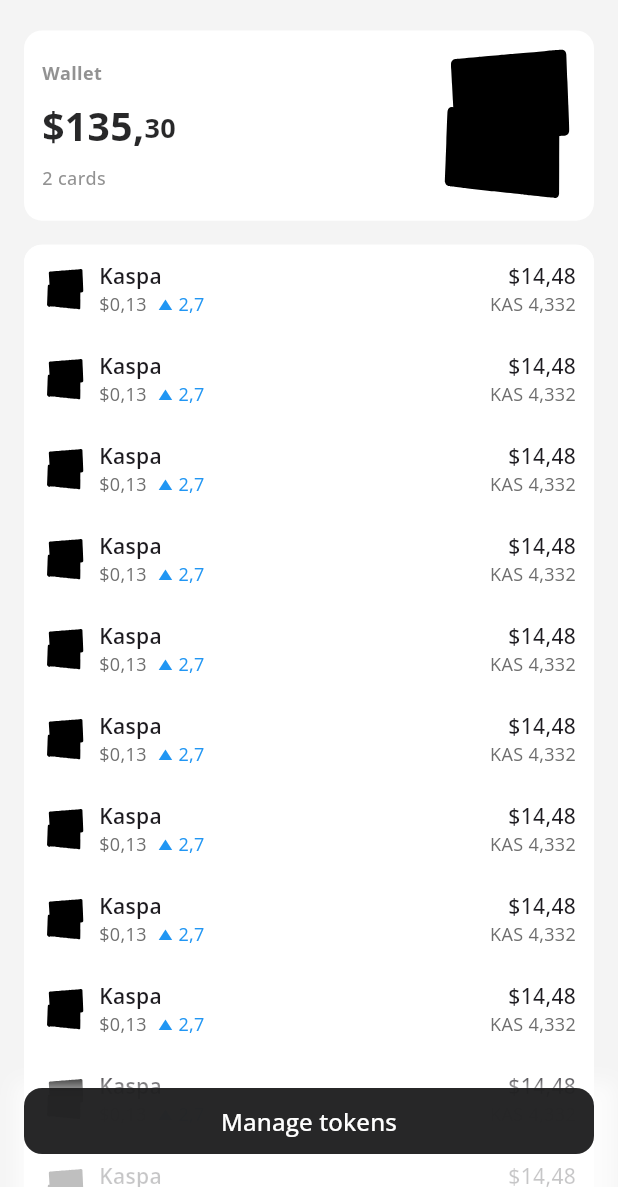
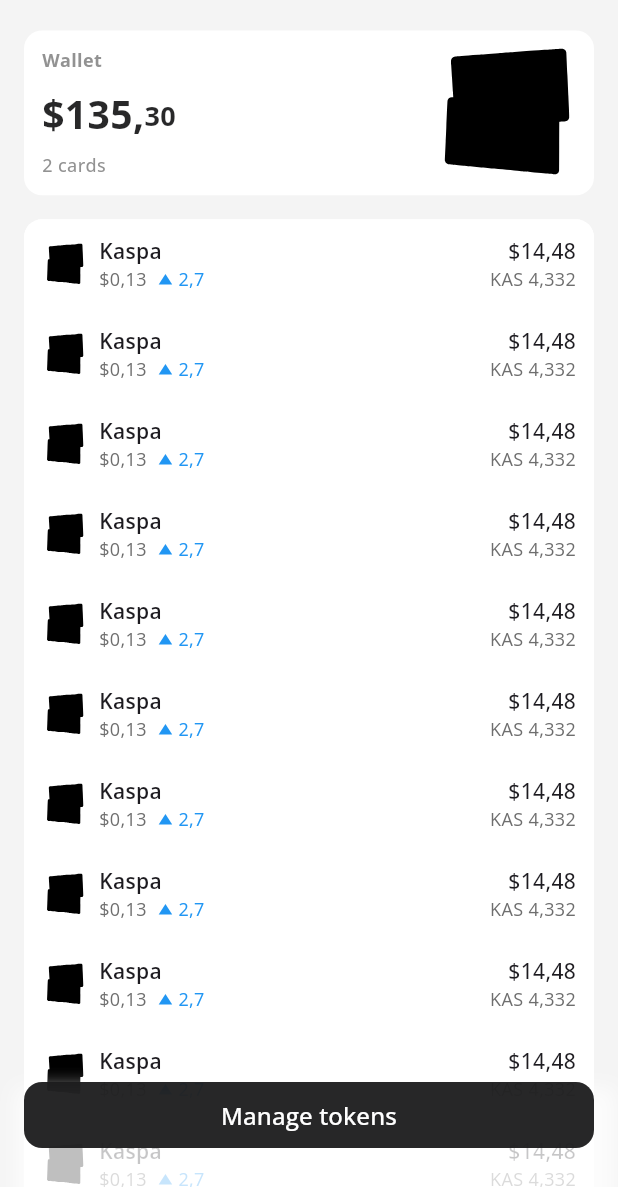
Before and after one commit to alperefesahin/tangen_flutter, a Flutter app: the screen it shows after launch, after a tap on "Log in with Face ID", on a phone screen of 412 x 824 dp, the part 49-1236 px from its top. Run offline on Flutter 3.47's test engine with Material 3 defaults, Android fonts, the phone set to English and light mode, and no system bars; our stand-ins replace flutter_riverpod, flutter_svg, get_it, go_router, google_fonts, lucide_icons.

Commit message:
refactor codes & fix appbar bottom line

```diff
--- a/lib/core/design_system/components/tangen_button.dart
+++ b/lib/core/design_system/components/tangen_button.dart
@@ -1,6 +1,7 @@
 import 'package:flutter/material.dart';
 import 'package:google_fonts/google_fonts.dart';
 import 'package:tangen_flutter/core/design_system/colors/colors.dart';
+import 'package:tangen_flutter/core/design_system/components/tangen_text.dart';
 
 class TangenButton extends StatelessWidget {
   const TangenButton({
@@ -51,7 +52,7 @@ class TangenButton extends StatelessWidget {
                 ? Row(
                     mainAxisAlignment: MainAxisAlignment.center,
                     children: [
-                      TangenButtonText(text: text, textStyle: buttonTextStlye),
+                      TangenText(text: text, textStyle: buttonTextStlye),
                       const SizedBox(width: 8),
                       Icon(icon, size: 18, color: iconColor),
                     ],
@@ -61,31 +62,11 @@ class TangenButton extends StatelessWidget {
                     children: [
                       Icon(icon, size: 18, color: iconColor),
                       const SizedBox(width: 8),
-                      TangenButtonText(text: text, textStyle: buttonTextStlye),
+                      TangenText(text: text, textStyle: buttonTextStlye),
                     ],
                   )
-            : TangenButtonText(text: text, textStyle: buttonTextStlye),
+            : TangenText(text: text, textStyle: buttonTextStlye),
       ),
     );
   }
 }
-
-class TangenButtonText extends StatelessWidget {
-  const TangenButtonText({
-    super.key,
-    required this.text,
-    required this.textStyle,
-  });
-
-  final String text;
-  final TextStyle textStyle;
-
-  @override
-  Widget build(BuildContext context) {
-    return Text(
-      text,
-      style: textStyle,
-      textAlign: TextAlign.center,
-    );
-  }
-}
--- a/lib/core/design_system/components/tangen_text.dart
+++ b/lib/core/design_system/components/tangen_text.dart
@@ -9,6 +9,10 @@ class TangenText extends StatelessWidget {
 
   @override
   Widget build(BuildContext context) {
-    return Text(text, style: GoogleFonts.openSans(textStyle: textStyle));
+    return Text(
+      text,
+      style: GoogleFonts.openSans(textStyle: textStyle),
+      textAlign: TextAlign.center,
+    );
   }
 }
--- a/lib/features/dashboard/dashboard_view.dart
+++ b/lib/features/dashboard/dashboard_view.dart
@@ -1,10 +1,10 @@
 import 'package:flutter/material.dart';
 import 'package:go_router/go_router.dart';
-import 'package:google_fonts/google_fonts.dart';
 import 'package:lucide_icons/lucide_icons.dart';
 import 'package:tangen_flutter/core/constants/enums.dart';
 import 'package:tangen_flutter/core/design_system/colors/colors.dart';
 import 'package:tangen_flutter/core/design_system/components/tangen_scaffold.dart';
+import 'package:tangen_flutter/core/design_system/components/tangen_text.dart';
 import 'package:tangen_flutter/features/dashboard/widgets/dashboard_view_body.dart';
 
 class DashboardView extends StatefulWidget {
@@ -31,15 +31,13 @@ class _DashboardViewState extends State<DashboardView> {
             width: _isScrolledToTop ? 0 : 0.1,
           ),
         ),
-        title: Row(
+        title: const Row(
           children: [
-            const Icon(LucideIcons.walletCards, size: 20),
-            const SizedBox(width: 4),
-            Text(
-              'tangen',
-              style: GoogleFonts.openSans(
-                textStyle: const TextStyle(fontSize: 16, fontWeight: FontWeight.w700, color: black),
-              ),
+            Icon(LucideIcons.walletCards, size: 20),
+            SizedBox(width: 4),
+            TangenText(
+              text: 'tangen',
+              textStyle: TextStyle(fontSize: 16, fontWeight: FontWeight.w700, color: black),
             ),
           ],
         ),
@@ -57,7 +55,7 @@ class _DashboardViewState extends State<DashboardView> {
         onNotification: (notification) {
           if (notification is ScrollUpdateNotification) {
             setState(() {
-              _isScrolledToTop = notification.scrollDelta! < 0 && notification.metrics.pixels == 0;
+              _isScrolledToTop = notification.metrics.pixels == 0 || notification.metrics.pixels < 0;
             });
           }
           return true;
--- a/lib/features/dashboard/widgets/manage_tokens_button.dart
+++ b/lib/features/dashboard/widgets/manage_tokens_button.dart
@@ -12,15 +12,15 @@ class ManageTokensButton extends StatelessWidget {
       decoration: BoxDecoration(
         boxShadow: [
           BoxShadow(
-            color: Colors.white.withOpacity(0.75),
+            color: white.withOpacity(0.75),
             blurRadius: 10,
             spreadRadius: 10,
-            offset: const Offset(4, 8), // Shadow position
+            offset: const Offset(4, 16), // Shadow position
           ),
         ],
       ),
       child: TangenButton(
-        padding: const EdgeInsets.only(bottom: 20),
+        padding: const EdgeInsets.only(bottom: 24),
         text: "Manage tokens",
         onPressed: () {
           // Todo: implement manage tokens
--- a/lib/features/dashboard/widgets/organize_tokens_button.dart
+++ b/lib/features/dashboard/widgets/organize_tokens_button.dart
@@ -11,16 +11,16 @@ class OrganizeTokensButton extends StatelessWidget {
     const minimumSize = Size.fromHeight(36);
 
     return Padding(
-      padding: const EdgeInsets.only(top: 0, bottom: 64),
+      padding: const EdgeInsets.only(top: 0, bottom: 68),
       child: SizedBox(
-        width: MediaQuery.of(context).size.width / 1.75,
+        width: MediaQuery.of(context).size.width / 1.8,
         child: TangenButton(
           onPressed: () {
             // Todo: implement organize tokens
           },
           minimumSize: minimumSize,
           backgroundColor: buttonBgGrey,
-          padding: const EdgeInsets.symmetric(horizontal: 16, vertical: 8),
+          padding: const EdgeInsets.symmetric(horizontal: 8, vertical: 8),
           text: "Organize tokens",
           hasButtonIcon: true,
           icon: LucideIcons.settings2,
--- a/lib/features/dashboard/widgets/wallet_coins_card.dart
+++ b/lib/features/dashboard/widgets/wallet_coins_card.dart
@@ -9,6 +9,7 @@ class WalletCoinsCard extends StatelessWidget {
   Widget build(BuildContext context) {
     return TangenWhiteBox(
       widget: ListView.builder(
+        padding: EdgeInsets.zero,
         itemCount: 20,
         shrinkWrap: true,
         physics: const NeverScrollableScrollPhysics(),
--- a/lib/features/dashboard/widgets/wallet_info_card.dart
+++ b/lib/features/dashboard/widgets/wallet_info_card.dart
@@ -13,7 +13,7 @@ class WalletInfoCard extends StatelessWidget {
     final size = MediaQuery.of(context).size;
 
     return TangenWhiteBox(
-      height: size.height / 6.5,
+      height: size.height / 7.5,
       widget: Row(
         mainAxisAlignment: MainAxisAlignment.spaceBetween,
         children: [
--- a/lib/features/login/widgets/welcome_widget.dart
+++ b/lib/features/login/widgets/welcome_widget.dart
@@ -1,34 +1,28 @@
 import 'package:flutter/material.dart';
-import 'package:google_fonts/google_fonts.dart';
 import 'package:lucide_icons/lucide_icons.dart';
 import 'package:tangen_flutter/core/design_system/colors/colors.dart';
+import 'package:tangen_flutter/core/design_system/components/tangen_text.dart';
 
 class WelcomeWidget extends StatelessWidget {
   const WelcomeWidget({super.key});
 
   @override
   Widget build(BuildContext context) {
-    return Column(
+    return const Column(
       children: [
-        const Icon(
+        Icon(
           LucideIcons.walletCards,
           size: 100,
         ),
-        const SizedBox(height: 32),
-        Text(
-          'Welcome back!',
-          style: GoogleFonts.openSans(
-            textStyle: const TextStyle(fontSize: 28, fontWeight: FontWeight.w700, color: black),
-          ),
-          textAlign: TextAlign.center,
+        SizedBox(height: 32),
+        TangenText(
+          text: 'Welcome back!',
+          textStyle: TextStyle(fontSize: 28, fontWeight: FontWeight.w700, color: black),
         ),
-        const SizedBox(height: 8),
-        Text(
-          'Use Face ID or scan a card to access the app',
-          style: GoogleFonts.openSans(
-            textStyle: const TextStyle(fontSize: 16, fontWeight: FontWeight.w500, color: greyText),
-          ),
-          textAlign: TextAlign.center,
+        SizedBox(height: 8),
+        TangenText(
+          text: 'Use Face ID or scan a card to access the app',
+          textStyle: TextStyle(fontSize: 16, fontWeight: FontWeight.w500, color: greyText),
         ),
       ],
     );
```
